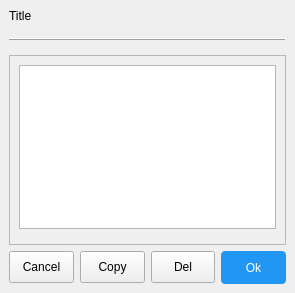
First picture: the form in src/Comm/ShowMessage.ui, repository ic005k/Knot, before the edit.
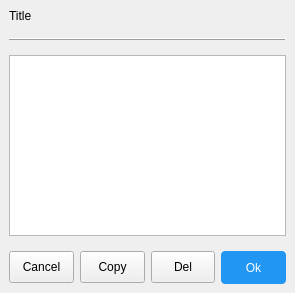
Second picture: the form after the edit.

Patch:
```diff
--- a/src/Comm/ShowMessage.ui
+++ b/src/Comm/ShowMessage.ui
@@ -31,32 +31,8 @@
    </property>
    <item>
     <widget class="QWidget" name="widget" native="true">
-     <layout class="QGridLayout" name="gridLayout">
-      <item row="2" column="0">
-       <widget class="QFrame" name="frame">
-        <property name="sizePolicy">
-         <sizepolicy hsizetype="Preferred" vsizetype="Preferred">
-          <horstretch>0</horstretch>
-          <verstretch>0</verstretch>
-         </sizepolicy>
-        </property>
-        <property name="frameShape">
-         <enum>QFrame::Shape::StyledPanel</enum>
-        </property>
-        <property name="frameShadow">
-         <enum>QFrame::Shadow::Raised</enum>
-        </property>
-        <layout class="QVBoxLayout" name="verticalLayout">
-         <property name="bottomMargin">
-          <number>15</number>
-         </property>
-         <item>
-          <widget class="QTextEdit" name="editMsg"/>
-         </item>
-        </layout>
-       </widget>
-      </item>
-      <item row="0" column="0">
+     <layout class="QVBoxLayout" name="verticalLayout">
+      <item>
        <widget class="QLabel" name="lblTitle">
         <property name="sizePolicy">
          <sizepolicy hsizetype="Preferred" vsizetype="Preferred">
@@ -69,7 +45,7 @@
         </property>
        </widget>
       </item>
-      <item row="1" column="0">
+      <item>
        <widget class="QFrame" name="hframe">
         <property name="sizePolicy">
          <sizepolicy hsizetype="Preferred" vsizetype="Fixed">
@@ -91,8 +67,14 @@
         </property>
        </widget>
       </item>
-      <item row="3" column="0">
+      <item>
+       <widget class="QTextEdit" name="editMsg"/>
+      </item>
+      <item>
        <layout class="QHBoxLayout" name="horizontalLayout">
+        <property name="topMargin">
+         <number>9</number>
+        </property>
         <item>
          <widget class="QToolButton" name="btnCancel">
           <property name="sizePolicy">
```
